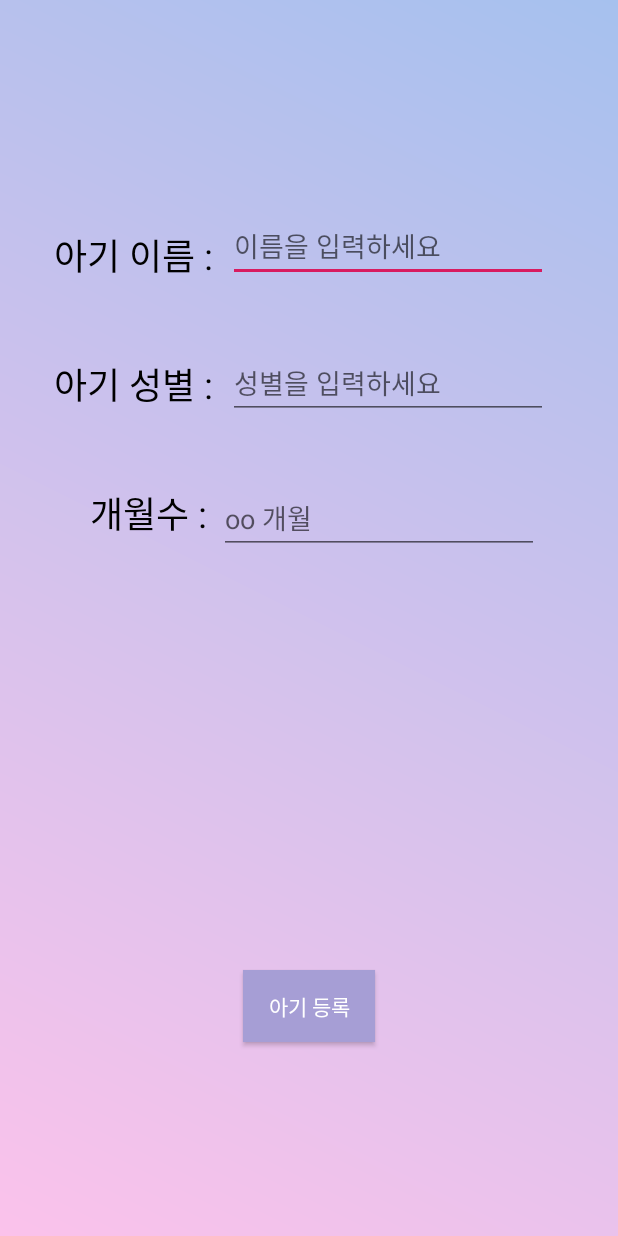
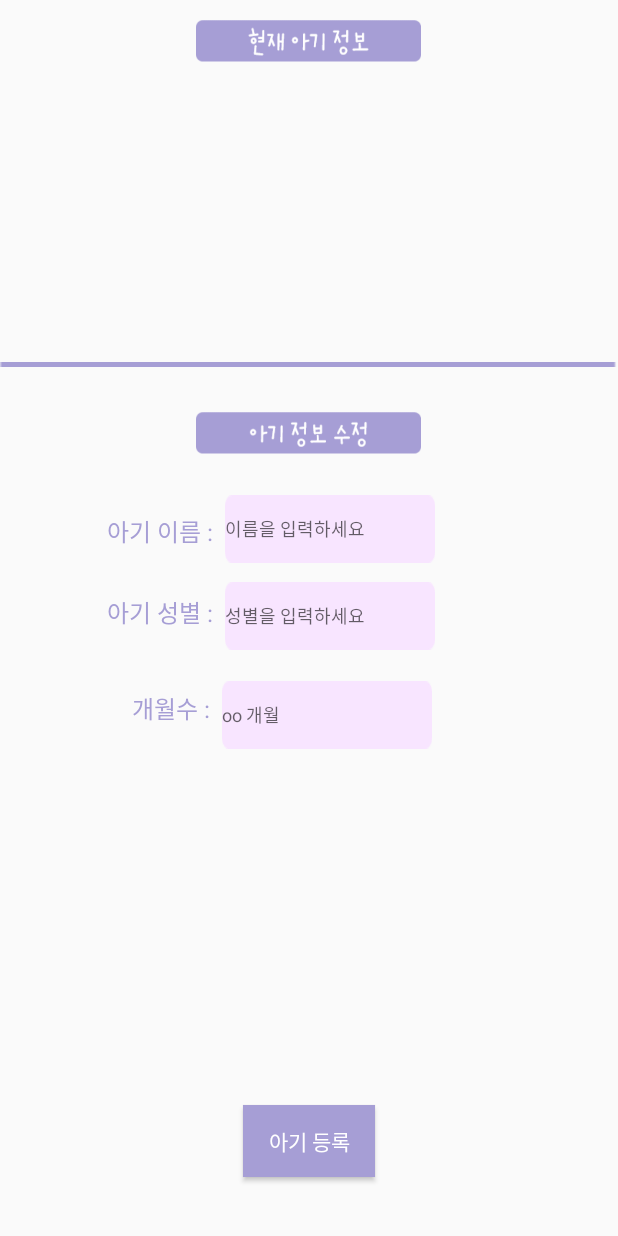
Before and after one commit to Dauuni/Bazzi, an Android app: the MyBaby screen opened directly, with no data from a screen before it, on a phone screen of 412 x 824 dp. Run offline under Robolectric (Android 15) with nearby library versions, the phone set to English and light mode, and no system bars; our stand-ins replace Volley; network calls fail.

Commit message:
20.05.15 / 20:38

```diff
--- a/app/src/main/res/layout/activity_my_baby.xml
+++ b/app/src/main/res/layout/activity_my_baby.xml
@@ -3,8 +3,31 @@
     xmlns:app="http://schemas.android.com/apk/res-auto"
     app:layout_behavior="@string/appbar_scrolling_view_behavior"
     android:layout_width="match_parent"
-    android:layout_height="match_parent"
-    android:background="@drawable/controller">
+    android:layout_height="match_parent">
+
+    <ImageView
+        android:layout_width="150dp"
+        android:layout_height="40dp"
+        android:background="@drawable/now_baby"
+        android:layout_centerHorizontal="true"
+        android:layout_marginTop="10dp"
+        android:layout_alignParentTop="true"/>
+
+    <ImageView
+        android:layout_width="match_parent"
+        android:layout_height="wrap_content"
+        android:layout_alignParentTop="true"
+        android:layout_marginTop="241dp"
+        android:background="@drawable/line2" />
+
+    <ImageView
+        android:layout_width="150dp"
+        android:layout_height="40dp"
+        android:layout_marginTop="271dp"
+        android:layout_alignParentTop="true"
+        android:layout_centerHorizontal="true"
+        android:layout_centerInParent="true"
+        android:background="@drawable/inform_rename" />
 
     <TextView
         android:id="@+id/baby_name"
@@ -13,26 +36,28 @@
         android:layout_alignParentStart="true"
         android:layout_alignParentLeft="true"
         android:layout_alignParentTop="true"
-        android:layout_marginStart="36dp"
-        android:layout_marginLeft="36dp"
-        android:layout_marginTop="152dp"
+        android:layout_marginStart="71dp"
+        android:layout_marginLeft="71dp"
+        android:layout_marginTop="342dp"
         android:text="아기 이름 : "
-        android:textSize="24sp"
-        android:textColor="#000000"/>
+        android:textSize="16sp"
+        android:textColor="#A69ED5"/>
 
     <EditText
         android:id="@+id/et_bname"
-        android:layout_width="wrap_content"
+        android:background="@drawable/text_box2"
+        android:layout_width="140dp"
         android:layout_height="wrap_content"
         android:layout_alignParentTop="true"
         android:layout_marginStart="4dp"
         android:layout_marginLeft="4dp"
-        android:layout_marginTop="140dp"
+        android:layout_marginTop="330dp"
         android:layout_toEndOf="@+id/baby_mw"
         android:layout_toRightOf="@+id/baby_mw"
         android:ems="10"
         android:hint="이름을 입력하세요"
         android:inputType="textPersonName"
+        android:textSize="12sp"
         android:textColor="#000000"/>
 
     <TextView
@@ -42,25 +67,27 @@
         android:layout_below="@+id/baby_name"
         android:layout_alignParentStart="true"
         android:layout_alignParentLeft="true"
-        android:layout_marginStart="36dp"
-        android:layout_marginLeft="36dp"
-        android:layout_marginTop="50dp"
+        android:layout_marginStart="71dp"
+        android:layout_marginLeft="71dp"
+        android:layout_marginTop="30dp"
         android:text="아기 성별 : "
-        android:textSize="24sp"
-        android:textColor="#000000"/>
+        android:textSize="16sp"
+        android:textColor="#A69ED5"/>
 
     <EditText
         android:id="@+id/et_mw"
-        android:layout_width="wrap_content"
+        android:background="@drawable/text_box2"
+        android:layout_width="140dp"
         android:layout_height="wrap_content"
         android:layout_alignParentTop="true"
         android:layout_marginStart="4dp"
         android:layout_marginLeft="4dp"
-        android:layout_marginTop="231dp"
+        android:layout_marginTop="388dp"
         android:layout_toEndOf="@+id/baby_name"
         android:layout_toRightOf="@+id/baby_name"
         android:ems="10"
         android:hint="성별을 입력하세요"
+        android:textSize="12sp"
         android:inputType="textPersonName"
         android:textColor="#000000" />
 
@@ -71,27 +98,29 @@
         android:layout_below="@+id/baby_mw"
         android:layout_alignParentStart="true"
         android:layout_alignParentLeft="true"
-        android:layout_marginStart="60dp"
-        android:layout_marginLeft="60dp"
-        android:layout_marginTop="50dp"
+        android:layout_marginStart="88dp"
+        android:layout_marginLeft="88dp"
+        android:layout_marginTop="40dp"
         android:text="개월수 : "
-        android:textSize="24sp"
-        android:textColor="#000000"/>
+        android:textSize="16sp"
+        android:textColor="#A69ED5"/>
 
     <EditText
         android:id="@+id/et_age"
-        android:layout_width="wrap_content"
+        android:layout_width="140dp"
         android:layout_height="wrap_content"
         android:layout_alignBottom="@+id/baby_age"
-        android:layout_marginStart="2dp"
-        android:layout_marginLeft="2dp"
-        android:layout_marginBottom="-9dp"
+        android:layout_marginStart="4dp"
+        android:layout_marginLeft="4dp"
+        android:layout_marginBottom="-15dp"
         android:layout_toEndOf="@+id/baby_age"
         android:layout_toRightOf="@+id/baby_age"
+        android:background="@drawable/text_box2"
         android:ems="10"
         android:hint="oo 개월"
         android:inputType="textPersonName"
-        android:textColor="#000000"/>
+        android:textColor="#000000"
+        android:textSize="12sp" />
 
     <Button
         android:id="@+id/baby_register"
@@ -99,7 +128,7 @@
         android:layout_height="wrap_content"
         android:layout_alignParentBottom="true"
         android:layout_centerHorizontal="true"
-        android:layout_marginBottom="129dp"
+        android:layout_marginBottom="39dp"
         android:text="아기 등록"
         android:background="#A69ED5"
         android:textColor="#ffffff"/>
```
Also changed, not shown: app/src/main/res/drawable/fish.png (added), app/src/main/res/drawable/inform_rename.png (added), app/src/main/res/drawable/line2.png (added), app/src/main/res/drawable/now_baby.png (added), app/src/main/res/drawable/text_box2.png (added).
